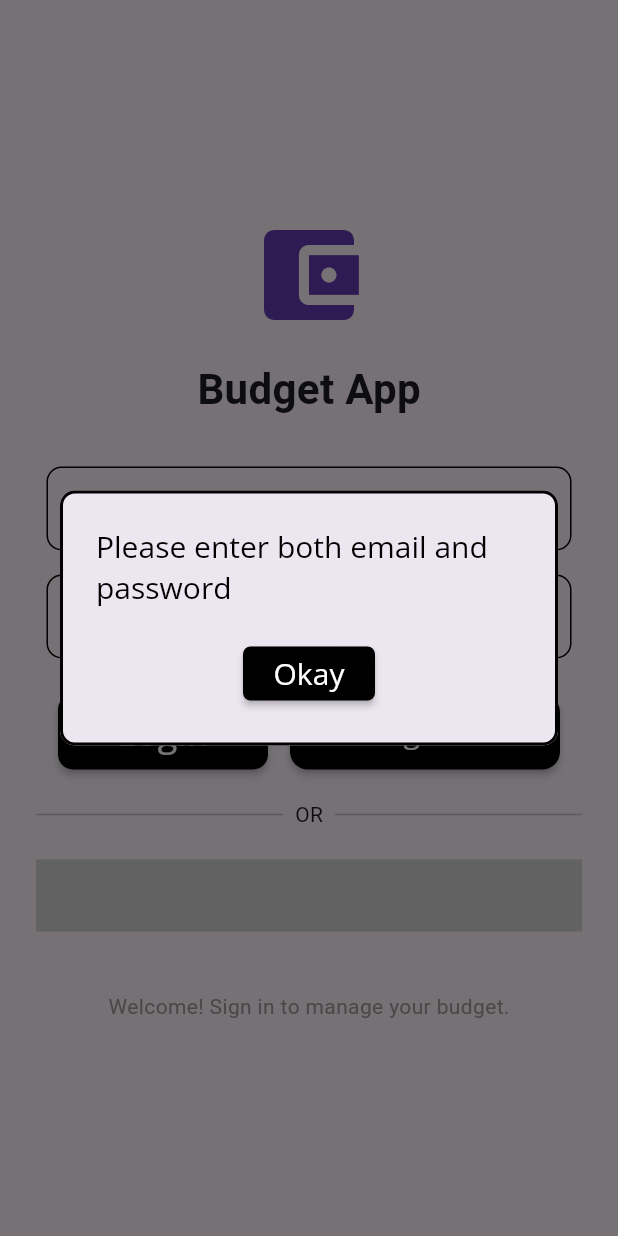
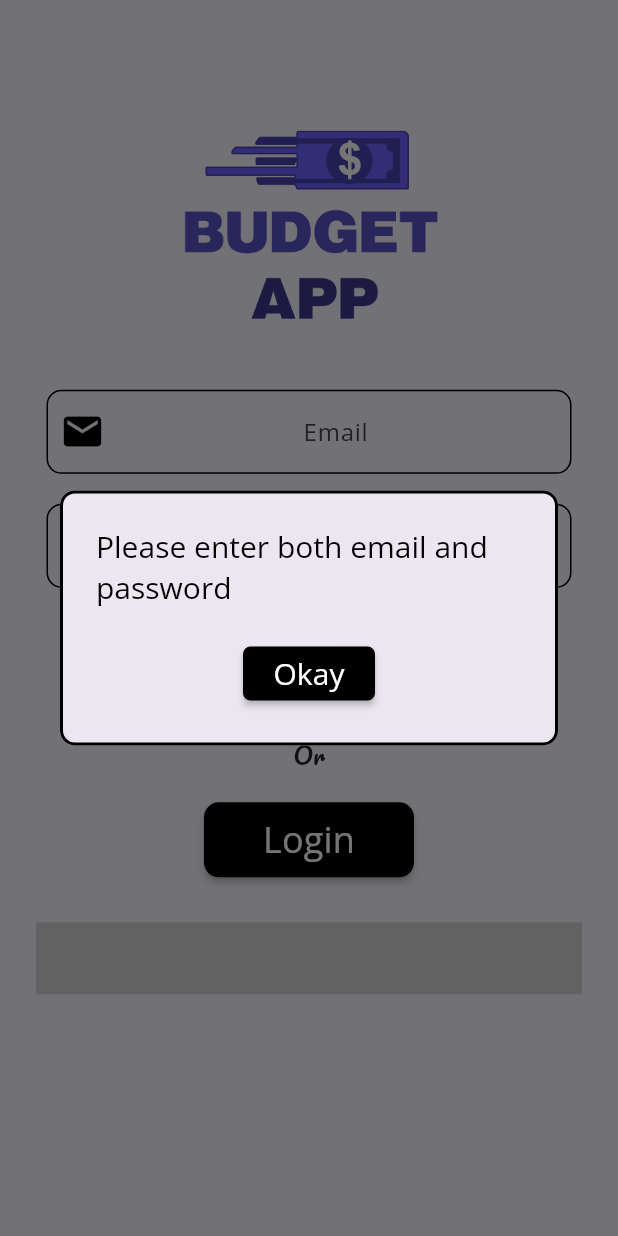
Before and after one commit to Muskanpoddar/Expensio, a Flutter app: the LoginPage screen opened directly, after a tap on "Register", on a phone screen of 412 x 824 dp. Run offline on Flutter 3.47's test engine with Material 3 defaults, Android fonts, the phone set to English and light mode, and no system bars; our stand-ins replace cloud_firestore, firebase_auth, firebase_core, fl_chart, flutter_hooks, flutter_svg and 5 more; missing offline and left inert: sign_button; accounts and stored records are empty.

Commit message:
Modified login page file

```diff
--- a/lib/screens/login_page.dart
+++ b/lib/screens/login_page.dart
@@ -1,6 +1,8 @@
 import 'package:Budget_App/pages/button.dart';
 import 'package:Budget_App/pages/text_form.dart';
 import 'package:flutter/material.dart';
+import 'package:flutter_hooks/flutter_hooks.dart';
+import 'package:google_fonts/google_fonts.dart';
 import 'package:hooks_riverpod/hooks_riverpod.dart';
 import '../view_model.dart';
 
@@ -11,80 +13,77 @@ class LoginPage extends HookConsumerWidget {
 
   @override
   Widget build(BuildContext context, WidgetRef ref) {
-    final viewModelProvider = ref.watch(viewModel);
-    final emailController = TextEditingController();
-    final passwordController = TextEditingController();
+    final TextEditingController _emailField = useTextEditingController();
+    final TextEditingController _passwordField = useTextEditingController();
+
+    // ✅ Use the provider correctly
+    final vm = ref.watch(viewModel);
+
+    final double deviceHeight = MediaQuery.of(context).size.height;
 
     return Scaffold(
+      backgroundColor: const Color(0xFFF8F6FF), // Soft background
       body: SafeArea(
-        child: Center(
-          child: SingleChildScrollView(
-            padding: const EdgeInsets.all(24),
+        child: SingleChildScrollView(
+          child: Padding(
+            padding: const EdgeInsets.symmetric(horizontal: 24.0),
             child: Column(
-              mainAxisAlignment: MainAxisAlignment.center,
+              crossAxisAlignment: CrossAxisAlignment.center,
               children: [
-                const Icon(
-                  Icons.account_balance_wallet,
-                  size: 80,
-                  color: Colors.deepPurple,
+                SizedBox(height: deviceHeight * 0.1),
+
+                // Logo
+                Center(
+                  child: Image.asset(
+                    "assets/logo.png",
+                    fit: BoxFit.contain,
+                    width: 180.0,
+                  ),
                 ),
-                const SizedBox(height: 16),
-                const Text(
-                  "Budget App",
-                  style: TextStyle(fontSize: 28, fontWeight: FontWeight.bold),
-                ),
-                const SizedBox(height: 32),
+
+                const SizedBox(height: 40.0),
 
                 // Email Field
-                TextFormEmail(emailField: emailController),
-                const SizedBox(height: 16),
+                TextFormEmail(emailField: _emailField),
+                const SizedBox(height: 20.0),
 
                 // Password Field
                 TextFormPassword(
-                  passwordField: passwordController,
-                  viewModelProvider: viewModelProvider,
+                  passwordField: _passwordField,
+                  viewModelProvider: vm, // ✅ Pass vm
                 ),
-                const SizedBox(height: 24),
+                const SizedBox(height: 30.0),
 
-                // Buttons Row (Login + Register)
-                Row(
-                  mainAxisAlignment: MainAxisAlignment.spaceEvenly,
-                  children: [
-                    LoginButton(
-                      viewModelProvider: viewModelProvider,
-                      emailField: emailController,
-                      passwordField: passwordController,
-                    ),
-                    RegisterButton(
-                      viewModelProvider: viewModelProvider,
-                      emailField: emailController,
-                      passwordField: passwordController,
-                    ),
-                  ],
+                // Register Button
+                RegisterButton(
+                  // ✅ Pass vm
+                  emailField: _emailField,
+                  passwordField: _passwordField,
+                  viewModelProvider: vm,
                 ),
-                const SizedBox(height: 20),
+                const SizedBox(height: 20.0),
 
-                // Divider
-                Row(
-                  children: const [
-                    Expanded(child: Divider()),
-                    Padding(
-                      padding: EdgeInsets.symmetric(horizontal: 8),
-                      child: Text("OR"),
-                    ),
-                    Expanded(child: Divider()),
-                  ],
+                // OR text
+                Text(
+                  "Or",
+                  style: GoogleFonts.pacifico(
+                    color: Colors.black87,
+                    fontSize: 16.0,
+                  ),
                 ),
-                const SizedBox(height: 20),
+                const SizedBox(height: 20.0),
 
-                // Google Sign-In
-                SignInbutton(viewModelProvider: viewModelProvider),
+                // Login Button
+                LoginButton(
+                  viewModelProvider: vm, // ✅ Pass vm
+                  emailField: _emailField,
+                  passwordField: _passwordField,
+                ),
+                const SizedBox(height: 30.0),
 
-                const SizedBox(height: 40),
-                const Text(
-                  "Welcome! Sign in to manage your budget.",
-                  style: TextStyle(color: Colors.grey),
-                ),
+                // Google Sign-In Button
+                SignInbutton(viewModelProvider: vm), // ✅ Pass vm
+                const SizedBox(height: 40.0),
               ],
             ),
           ),
```
